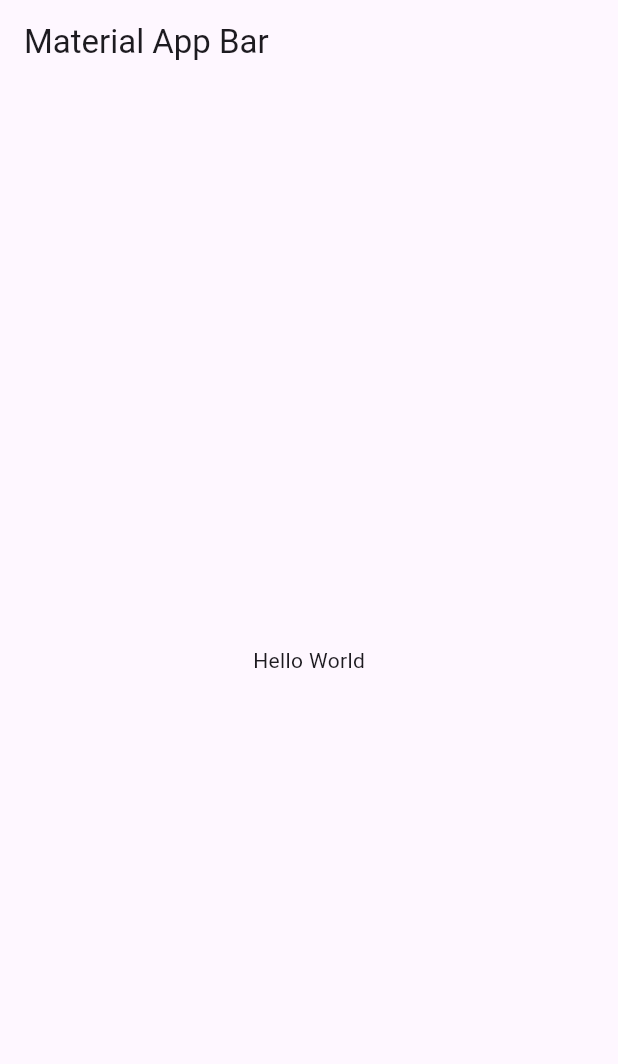
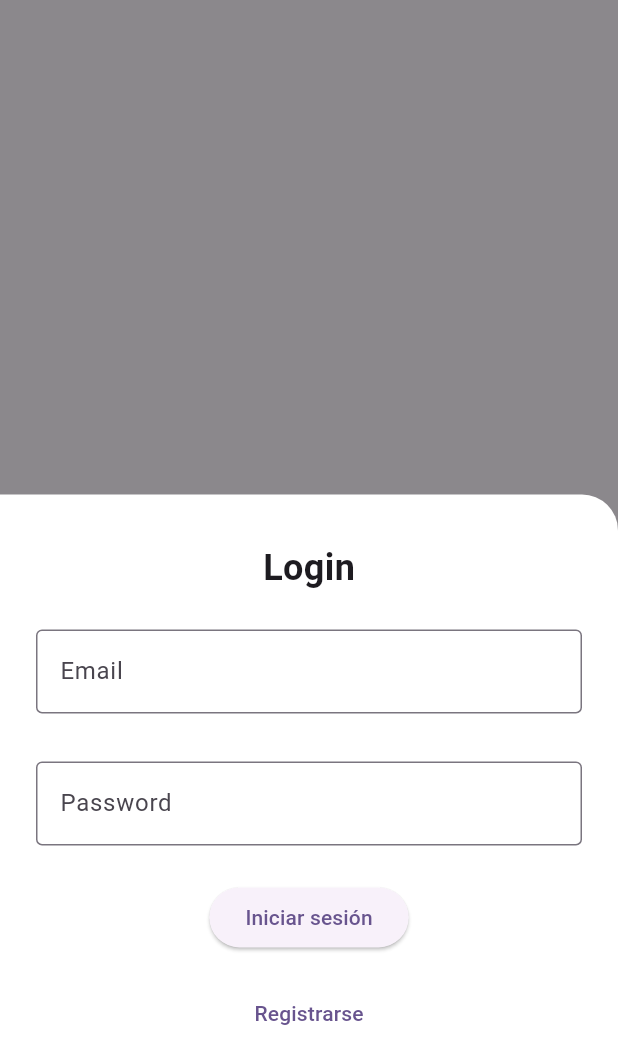
Before and after one commit to paolojoaquinp/inf281_app, a Flutter app: the screen it shows after launch, on a phone screen of 412 x 824 dp. Shown: the top 1064 px of the screen. Run offline on Flutter 3.47's test engine with Material 2 defaults, Android fonts, the phone set to English and light mode, and no system bars.

Commit message:
feat: login page

```diff
--- a/lib/main.dart
+++ b/lib/main.dart
@@ -1,4 +1,7 @@
 import 'package:flutter/material.dart';
+
+import 'presentation/pages/login/login_page.dart';
+import 'presentation/routes.dart';
 
 void main() => runApp(const MyApp());
 
@@ -9,18 +12,12 @@ class MyApp extends StatelessWidget {
   Widget build(BuildContext context) {
     return MaterialApp(
       title: 'Material App',
+      routes: Routes.routes,
       theme: ThemeData(
         colorScheme: ColorScheme.fromSeed(seedColor: Colors.deepPurple),
         useMaterial3: true,
       ),
-      home: Scaffold(
-        appBar: AppBar(
-          title: const Text('Material App Bar'),
-        ),
-        body: const Center(
-          child: Text('Hello World'),
-        ),
-      ),
+      initialRoute: Routes.initialRoute,
     );
   }
 }
--- /dev/null
+++ b/lib/presentation/pages/login/login_controller.dart
@@ -0,0 +1,23 @@
+import 'package:flutter/material.dart';
+class LoginController {
+  BuildContext? context;
+  TextEditingController emailController = TextEditingController();
+  TextEditingController passwordController = TextEditingController();
+
+  Future<void>? init(BuildContext context) {
+    this.context = context;
+  }
+
+  void goToRegisterPage() {
+    if(context != null) Navigator.pushNamed(context!, 'register');
+  }
+
+  void login() {
+    String email = emailController.text.trim();
+    String password = passwordController.text.trim();
+
+    print('Email: $email');
+    print('Password: $password');
+  }
+
+}
--- /dev/null
+++ b/lib/presentation/pages/login/login_page.dart
@@ -0,0 +1,113 @@
+import 'package:flutter/material.dart';
+import 'package:flutter/scheduler.dart';
+import './login_controller.dart';
+
+import '../../shared/input_widget.dart';
+
+
+class LoginPage extends StatefulWidget {
+  const LoginPage({super.key});
+
+  @override
+  State<LoginPage> createState() => _LoginPageState();
+}
+
+
+class _LoginPageState extends State<LoginPage> {
+  LoginController _controller = LoginController();
+
+  @override
+  void initState() {
+    SchedulerBinding.instance.addPostFrameCallback((timeStamp) {
+      _controller.init(context);
+    });
+    super.initState();
+  }
+
+  @override
+  Widget build(BuildContext context) {
+    return Scaffold(
+      body: Stack(
+        children: [
+          _backgroundImage(),
+          _contentPage()
+        ],
+      )
+   );
+  }
+
+  Widget _contentPage() {
+    return Column(
+      children: [
+        Expanded(
+          flex: 4,
+          child: SizedBox()
+        ),
+        Expanded(
+          flex: 6,
+          child: Container(
+            padding: const EdgeInsets.all(16),
+            decoration: BoxDecoration(
+              color: Colors.white,
+              borderRadius: BorderRadius.only(
+                topRight: Radius.circular(24),
+              ),
+            ),
+            child: Column(
+              children: [
+                _loginForm(),
+                const SizedBox(height: 16),
+                _registerButton(),
+              ],
+            ),
+          ),
+        ),
+      ],
+    );
+  }
+
+  Widget _backgroundImage() {
+    return Container(
+      color: Colors.black45,
+    );
+  }
+
+  Widget _loginForm() {
+    return Column(
+      children: [
+        const SizedBox(height: 16),
+        const Text(
+          'Login',
+          style: TextStyle(
+            fontSize: 24,
+            fontWeight: FontWeight.bold,
+          ),
+        ),
+        const SizedBox(height: 16),
+        InputWidget(
+          label: 'Email',
+          hint: 'Introduce tu email',
+          controller: _controller.emailController,
+        ),
+        const SizedBox(height: 16),
+        InputWidget(
+          label: 'Password',
+          hint: 'Introduce tu contraseña',
+          obscureText: true,
+          controller: _controller.passwordController,
+        ),
+        const SizedBox(height: 16),
+        ElevatedButton(
+          onPressed: _controller.login,
+          child: const Text('Iniciar sesión'),
+        ),
+      ]);
+    }
+
+    Widget _registerButton() {
+      return TextButton(
+        onPressed: _controller.goToRegisterPage,
+        child: const Text('Registrarse'),
+      );
+    }
+  }
--- /dev/null
+++ b/lib/presentation/routes.dart
@@ -0,0 +1,12 @@
+// routes for my app
+import 'package:flutter/material.dart';
+import 'pages/login/login_page.dart';
+
+
+class Routes {
+  static final Map<String, WidgetBuilder> routes = {
+    '/login': (context) => LoginPage(),
+  };
+
+  static final String initialRoute = '/login';
+}
--- /dev/null
+++ b/lib/presentation/shared/input_widget.dart
@@ -0,0 +1,32 @@
+import 'package:flutter/material.dart';
+
+
+class InputWidget extends StatefulWidget {
+  const InputWidget({super.key, this.label, this.hint, this.obscureText, this.controller});
+  final String? label;
+  final String? hint;
+  final bool? obscureText;
+  final TextEditingController? controller;
+
+
+  @override
+  State<InputWidget> createState() => _InputWidgetState();
+}
+
+class _InputWidgetState extends State<InputWidget> {
+  @override
+  Widget build(BuildContext context) {
+    return Padding(
+      padding: const EdgeInsets.all(8.0),
+      child: TextField(
+        controller: widget.controller,
+        obscureText: widget.obscureText ?? false,
+        decoration: InputDecoration(
+          labelText: widget.label,
+          hintText: widget.hint,
+          border: OutlineInputBorder(),
+        ),
+      ),
+    );
+  }
+}
```
